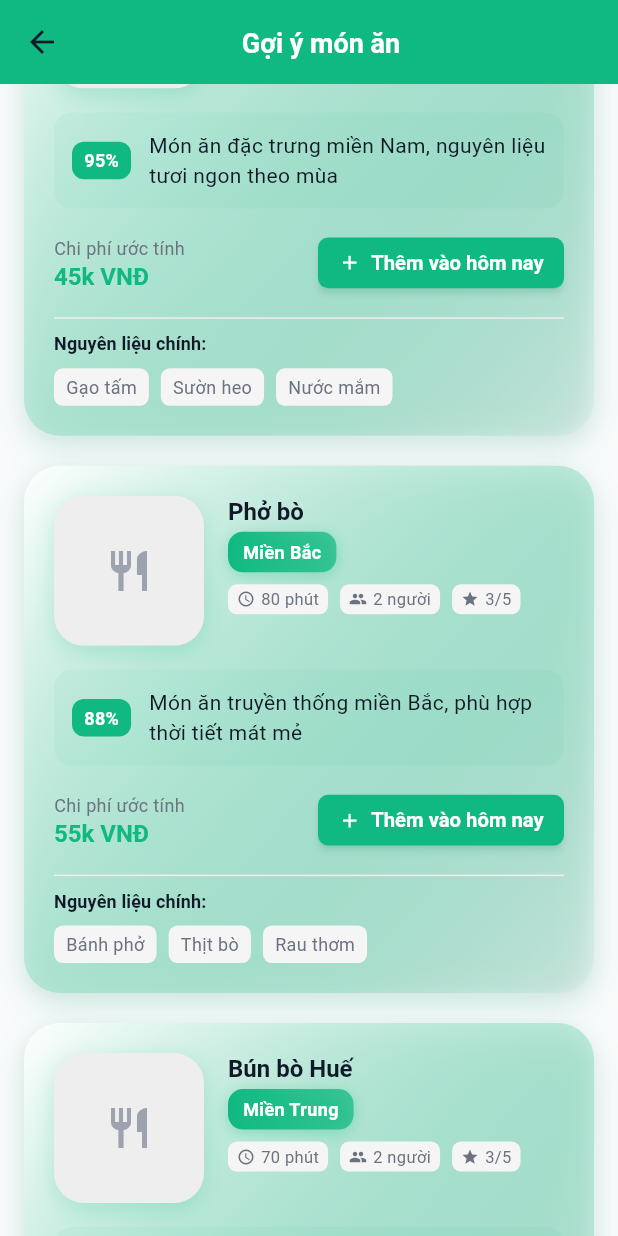
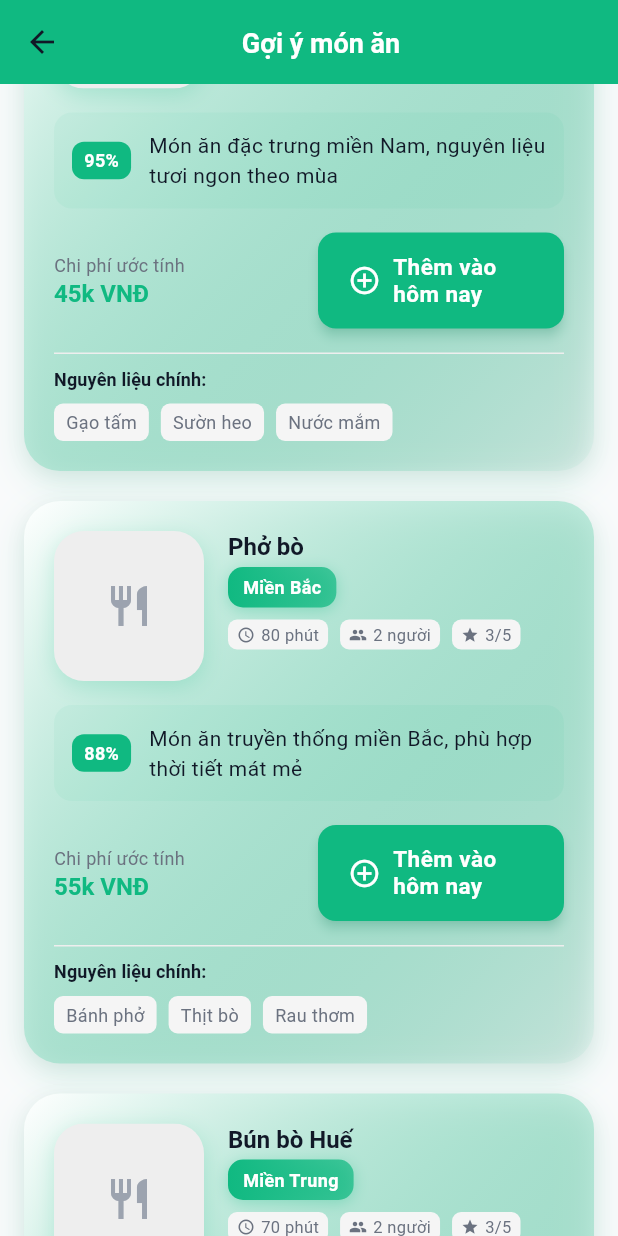
Before and after one commit to ThangphamDev/Bep-Viet, a Flutter app: the SuggestPageView screen opened directly, scrolled down 576 dp, on a phone screen of 412 x 824 dp. Run offline on Flutter 3.47's test engine with Material 3 defaults, Android fonts, the phone set to English and light mode, and no system bars; our stand-ins replace cached_network_image, dio, flutter_bloc, go_router, image_picker, shared_preferences and 1 more; accounts and stored records are empty; network calls fail.

Commit message:
update  suggest

```diff
--- a/mobile/lib/presentation/features/suggest/widgets/suggestion_card.dart
+++ b/mobile/lib/presentation/features/suggest/widgets/suggestion_card.dart
@@ -257,24 +257,29 @@ class SuggestionCard extends StatelessWidget {
                       ),
                     ),
                     const SizedBox(width: 12),
-                    Flexible(
-                      child: FittedBox(
-                        fit: BoxFit.scaleDown,
-                        alignment: Alignment.centerRight,
+                    Expanded(
                       child: ElevatedButton.icon(
                         onPressed: onAddToMealPlan,
-                          icon: const Icon(Icons.add, size: 18),
-                          label: const Text('Thêm vào hôm nay'),
+                        icon: const Icon(Icons.add_circle_outline, size: 22),
+                        label: const Text(
+                          'Thêm vào hôm nay',
+                          style: TextStyle(
+                            fontSize: 15,
+                            fontWeight: FontWeight.bold,
+                            letterSpacing: 0.3,
+                          ),
+                        ),
                         style: ElevatedButton.styleFrom(
                           backgroundColor: AppTheme.primaryGreen,
                           foregroundColor: Colors.white,
                           padding: const EdgeInsets.symmetric(
-                              horizontal: 16,
-                              vertical: 8,
+                            horizontal: 20,
+                            vertical: 14,
                           ),
+                          elevation: 3,
+                          shadowColor: AppTheme.primaryGreen.withOpacity(0.4),
                           shape: RoundedRectangleBorder(
-                              borderRadius: BorderRadius.circular(8),
-                            ),
+                            borderRadius: BorderRadius.circular(12),
                           ),
                         ),
                       ),
```
Lines whose indentation alone changed are shown as unchanged.
